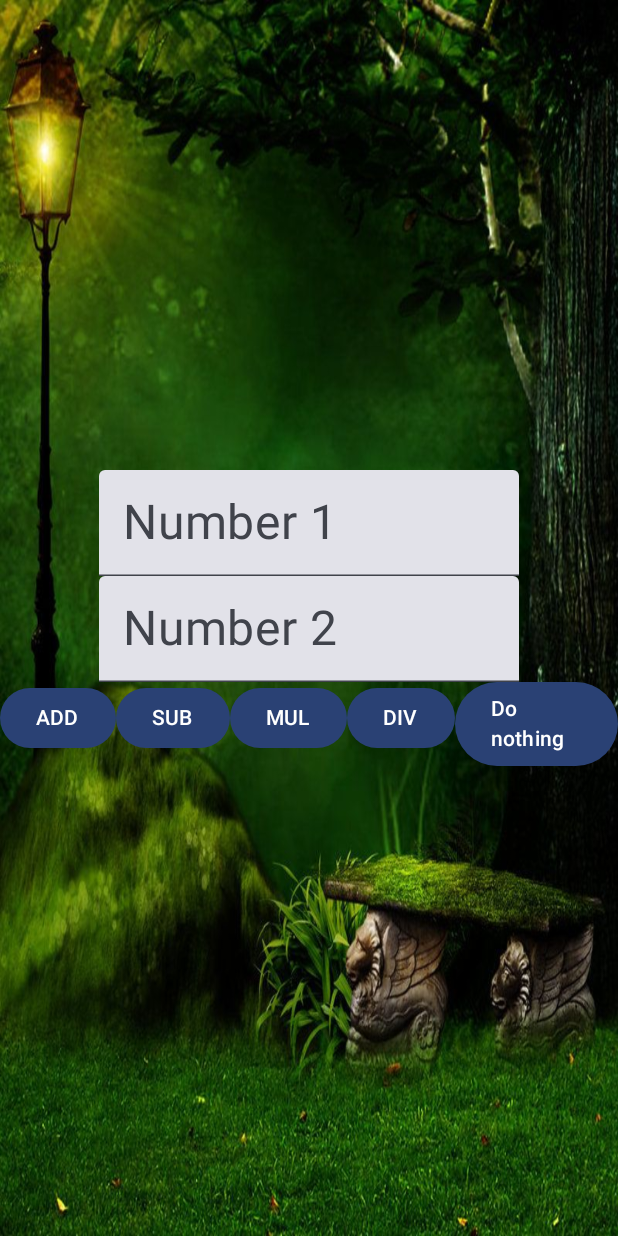
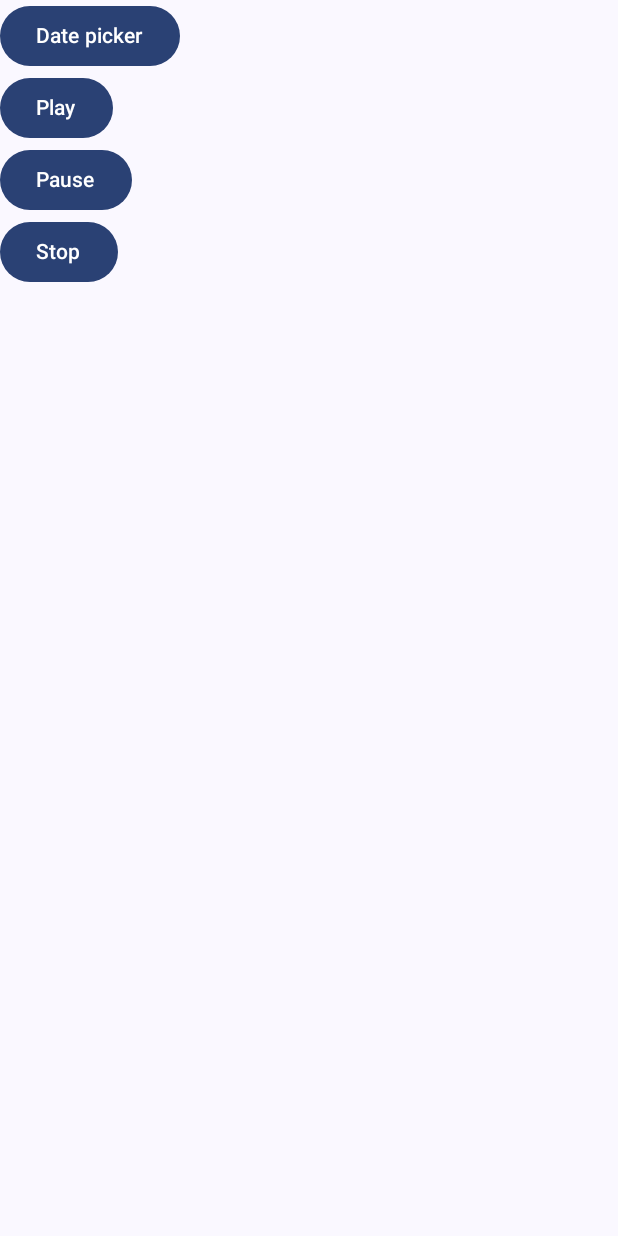
Before and after one commit to ria-housing/HousingSession, an Android app built with Jetpack Compose: the screen it shows after launch (CalcPrac before the commit, WidgetsPract after it), on a phone screen of 412 x 824 dp. Run offline under Robolectric (Android 15) with nearby library versions, the phone set to English and light mode, and no system bars.

Commit message:
added music , date , time picker code.

```diff
--- a/app/build.gradle
+++ b/app/build.gradle
@@ -58,12 +58,16 @@ dependencies {
     implementation 'androidx.compose.ui:ui-tooling-preview'
     implementation 'androidx.compose.material3:material3'
     implementation platform('androidx.compose:compose-bom:2022.10.00')
+    implementation platform('androidx.compose:compose-bom:2022.10.00')
+    implementation platform('androidx.compose:compose-bom:2022.10.00')
     testImplementation 'junit:junit:4.13.2'
     androidTestImplementation 'androidx.test.ext:junit:1.1.5'
     androidTestImplementation 'androidx.test.espresso:espresso-core:3.5.1'
     androidTestImplementation platform('androidx.compose:compose-bom:2022.10.00')
     androidTestImplementation 'androidx.compose.ui:ui-test-junit4'
     androidTestImplementation platform('androidx.compose:compose-bom:2022.10.00')
+    androidTestImplementation platform('androidx.compose:compose-bom:2022.10.00')
+    androidTestImplementation platform('androidx.compose:compose-bom:2022.10.00')
     debugImplementation 'androidx.compose.ui:ui-tooling'
     debugImplementation 'androidx.compose.ui:ui-test-manifest'
 }
--- a/app/src/main/java/com/example/housingsession/MainActivity.kt
+++ b/app/src/main/java/com/example/housingsession/MainActivity.kt
@@ -43,7 +43,7 @@ class MainActivity : ComponentActivity() {
                     modifier = Modifier.fillMaxSize(),
                     color = MaterialTheme.colorScheme.background
                 ) {
-                    startActivity(Intent(applicationContext,CalcPrac::class.java))
+                    startActivity(Intent(applicationContext,WidgetsPract::class.java))
                     MainScreen(applicationContext)
 
 //                    Greeting("Android")
--- /dev/null
+++ b/app/src/main/java/com/example/housingsession/WidgetsPract.kt
@@ -0,0 +1,79 @@
+package com.example.housingsession
+
+import android.app.DatePickerDialog
+import android.app.DatePickerDialog.OnDateSetListener
+import android.app.TimePickerDialog
+import android.media.MediaPlayer
+import android.os.Bundle
+import android.widget.Toast
+import androidx.activity.ComponentActivity
+import androidx.activity.compose.setContent
+import androidx.compose.foundation.layout.Column
+import androidx.compose.foundation.layout.fillMaxSize
+import androidx.compose.material3.Button
+import androidx.compose.material3.MaterialTheme
+import androidx.compose.material3.Surface
+import androidx.compose.material3.Text
+import androidx.compose.runtime.Composable
+import androidx.compose.ui.Modifier
+import androidx.compose.ui.platform.LocalContext
+import androidx.compose.ui.tooling.preview.Preview
+import com.example.housingsession.ui.theme.HousingSessionTheme
+
+class WidgetsPract : ComponentActivity() {
+    override fun onCreate(savedInstanceState: Bundle?) {
+        super.onCreate(savedInstanceState)
+        setContent {
+            HousingSessionTheme {
+                // A surface container using the 'background' color from the theme
+                Surface(
+                    modifier = Modifier.fillMaxSize(),
+                    color = MaterialTheme.colorScheme.background
+                ) {
+                    Greeting3("Android")
+                }
+            }
+        }
+    }
+}
+
+@Composable
+fun Greeting3(name: String, modifier: Modifier = Modifier) {
+   Column() {
+       val ctx= LocalContext.current
+       var mp = MediaPlayer.create(ctx,R.raw.kgf)
+
+       val lis = OnDateSetListener {
+               view, year, month, dayOfMonth ->
+           Toast.makeText(ctx,"$dayOfMonth / ${month+1} / $year",Toast.LENGTH_LONG).show()
+
+       }
+       val dp = DatePickerDialog(ctx,lis,2023,0,1)
+       Button(onClick = { dp.show() }) {
+           Text(text = "Date picker")
+       }
+       Button(onClick = {
+           mp.start()
+       }) {
+           Text(text = "Play")
+       }
+       Button(onClick = {            mp.pause()
+       }) {
+           Text(text = "Pause")
+       }
+       Button(onClick = {            mp.stop()
+             mp = MediaPlayer.create(ctx,R.raw.kgf)
+
+       }) {
+           Text(text = "Stop")
+       }
+   }
+}
+
+@Preview(showBackground = true)
+@Composable
+fun GreetingPreview3() {
+    HousingSessionTheme {
+        Greeting3("Android")
+    }
+}
--- a/app/src/main/res/values/strings.xml
+++ b/app/src/main/res/values/strings.xml
@@ -1,4 +1,6 @@
 <resources>
     <string name="app_name">Housing Session</string>
     <string name="title_activity_calc_prac">CalcPrac</string>
+    <string name="title_activity_lazy_comp">LazyComp</string>
+    <string name="title_activity_widgets_pract">WidgetsPract</string>
 </resources>
```
Also changed, not shown: app/src/main/AndroidManifest.xml (+10 -0 lines), app/src/main/java/com/example/housingsession/CalcPrac.kt (+109 -14 lines), app/src/main/java/com/example/housingsession/LazyComp.kt (added, +97 -0 lines), 1 other file.
